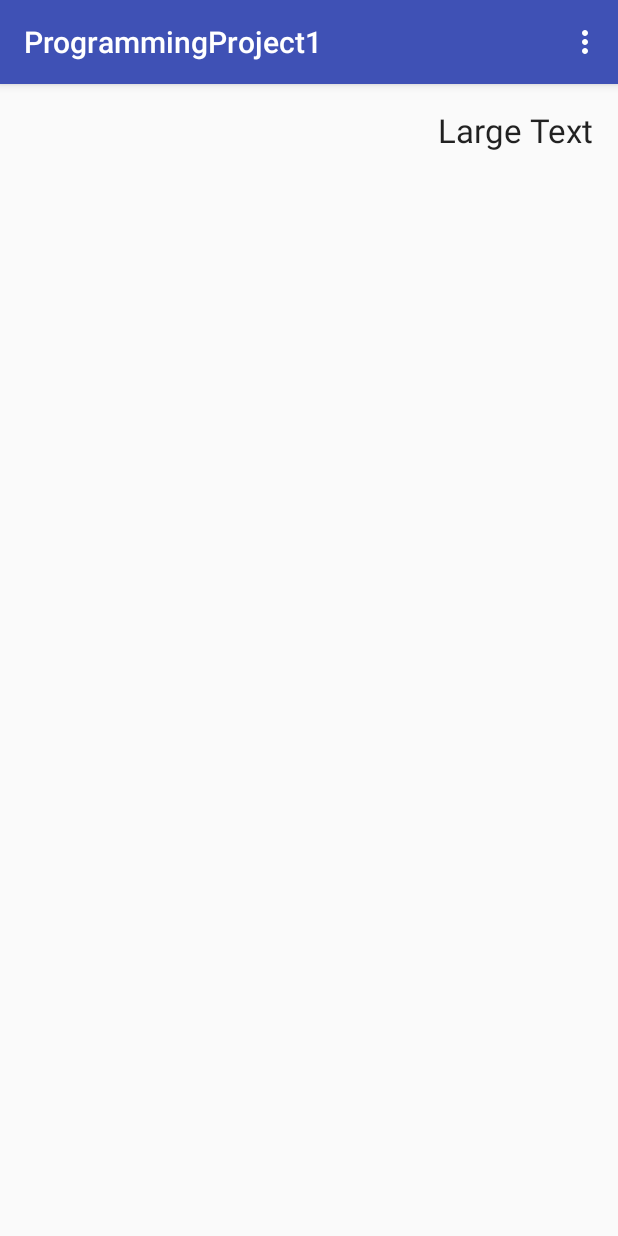
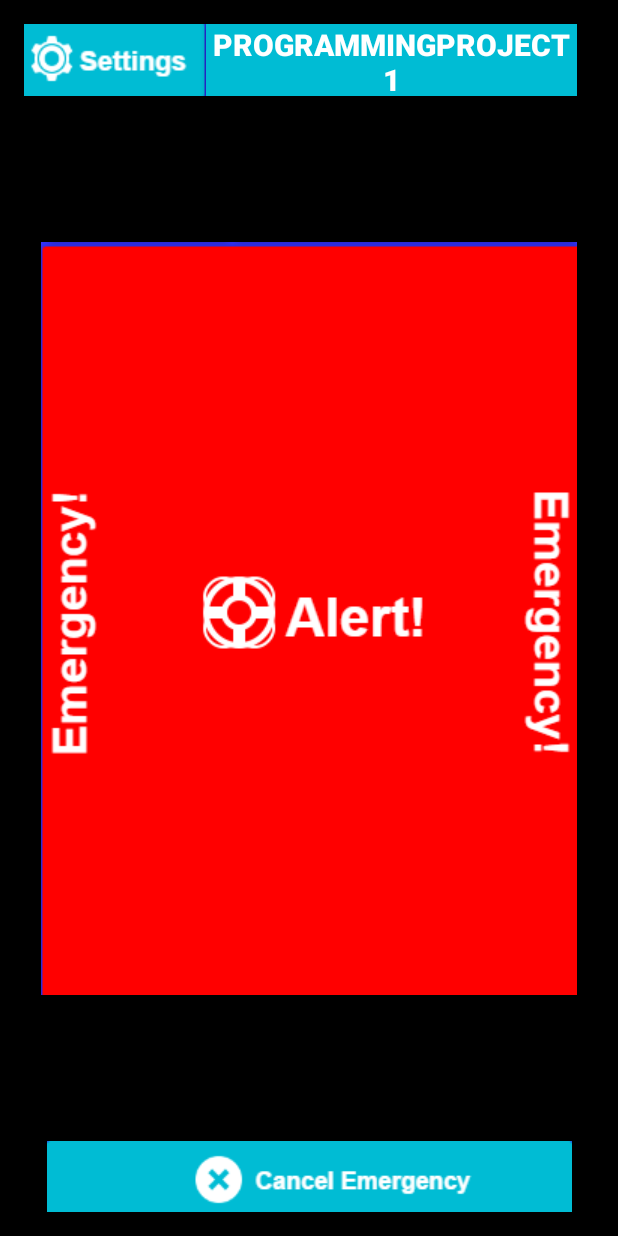
Before and after one commit to ShaunM74/ProgrammingProject1, an Android app: the screen it shows after launch (MainActivity), on a phone screen of 412 x 824 dp. Run offline under Robolectric (Android 15) with nearby library versions, the phone set to English and light mode, and no system bars.

Commit message:
Main activity, image buttons plus main menu for testing.

```diff
--- a/app/src/main/java/group4/programmingproject1/MainActivity.java
+++ b/app/src/main/java/group4/programmingproject1/MainActivity.java
@@ -52,6 +52,29 @@ public class MainActivity extends AppCompatActivity {
             case R.id.help:
                 //startActivity(new Intent(this, Help.class));
                 return true;
+            case R.id.quit:
+            {
+                AlertDialog.Builder builder = new AlertDialog.Builder(context);
+                builder.setMessage("Do you wish to close this application?")
+                        .setTitle("Quit?")
+                        .setPositiveButton("Ok", new DialogInterface.OnClickListener() {
+                            public void onClick(DialogInterface dialog, int id) {
+                                dialog.cancel();
+                                finish();
+                            }
+                        })
+                        .setNegativeButton("Cancel", new DialogInterface.OnClickListener() {
+                            public void onClick(DialogInterface dialog, int id) {
+                                dialog.cancel();
+                            }
+                        })                ;
+
+                // 3. Get the AlertDialog from create()
+                AlertDialog dialog = builder.create();
+                dialog.show();
+                Log.d("Main","quitDialog");
+
+            }
             default:
                 return super.onOptionsItemSelected(item);
         }
--- a/app/src/main/res/layout/activity_main.xml
+++ b/app/src/main/res/layout/activity_main.xml
@@ -7,14 +7,49 @@
     android:paddingLeft="@dimen/activity_horizontal_margin"
     android:paddingRight="@dimen/activity_horizontal_margin"
     android:paddingTop="@dimen/activity_vertical_margin"
-    tools:context="group4.programmingproject1.MainActivity">
+    tools:context="group4.programmingproject1.MainActivity"
+    android:background="#000000">
 
-    <TextView
+    <ImageButton
         android:layout_width="wrap_content"
         android:layout_height="wrap_content"
-        android:textAppearance="?android:attr/textAppearanceLarge"
-        android:text="Large Text"
-        android:id="@+id/textView"
+        android:id="@+id/imageButton"
+        android:layout_alignParentBottom="true"
+        android:src="@drawable/cancelbutton"
+        android:background="#000000"
+        android:layout_alignParentEnd="true"
+        android:layout_alignParentStart="true" />
+
+    <ImageButton
+        android:layout_width="wrap_content"
+        android:layout_height="wrap_content"
+        android:id="@+id/imageButton2"
         android:layout_alignParentTop="true"
-        android:layout_alignParentEnd="true" />
+        android:layout_alignParentStart="true"
+        android:src="@drawable/settings"
+        android:background="#000000" />
+
+    <Button
+        android:layout_width="wrap_content"
+        android:layout_height="wrap_content"
+        android:id="@+id/nameButton"
+        android:text="@string/app_name"
+        android:background="#00bcd4"
+        android:layout_alignTop="@+id/imageButton2"
+        android:layout_alignEnd="@+id/imageButton4"
+        android:layout_toEndOf="@+id/imageButton2"
+        android:layout_above="@+id/imageButton4"
+        android:textStyle="bold"
+        android:textSize="20dp" />
+
+    <ImageButton
+        android:layout_width="wrap_content"
+        android:layout_height="wrap_content"
+        android:id="@+id/imageButton4"
+        android:layout_centerHorizontal="true"
+        android:src="@drawable/alertbutton"
+        android:layout_above="@+id/imageButton"
+        android:layout_below="@+id/imageButton2"
+        android:background="#000000" />
+
 </RelativeLayout>
--- a/app/src/main/res/values/colors.xml
+++ b/app/src/main/res/values/colors.xml
@@ -1,6 +1,8 @@
 <?xml version="1.0" encoding="utf-8"?>
 <resources>
-    <color name="colorPrimary">#3F51B5</color>
-    <color name="colorPrimaryDark">#303F9F</color>
-    <color name="colorAccent">#FF4081</color>
+    <color name="colorPrimary">#00bcd4</color>
+    <color name="colorPrimaryDark">#2b2bde</color>
+    <color name="colorAccent">#FFFFFF</color>
+    <color name="colorBackground">#AAAAAA</color>
+    <color name="newWindowBackground">#FFFFFF</color>
 </resources>
--- a/app/src/main/res/values/styles.xml
+++ b/app/src/main/res/values/styles.xml
@@ -1,11 +1,14 @@
 <resources>
 
     <!-- Base application theme. -->
-    <style name="AppTheme" parent="Theme.AppCompat.Light.DarkActionBar">
+    <style name="AppTheme" parent="Theme.AppCompat.NoActionBar">
         <!-- Customize your theme here. -->
         <item name="colorPrimary">@color/colorPrimary</item>
         <item name="colorPrimaryDark">@color/colorPrimaryDark</item>
         <item name="colorAccent">@color/colorAccent</item>
+        <item name="colorBackground">@color/colorBackground</item>
+        <item name="colorButtonNormal">@color/newWindowBackground</item>
+        <item name="android:windowBackground">@color/newWindowBackground</item>
     </style>
 
 </resources>
```
Also changed, not shown: app/src/main/res/drawable/alertbutton.png (added), app/src/main/res/drawable/appname.png (added), app/src/main/res/drawable/cancelbutton.png (added), app/src/main/res/drawable/settings.png (added).
